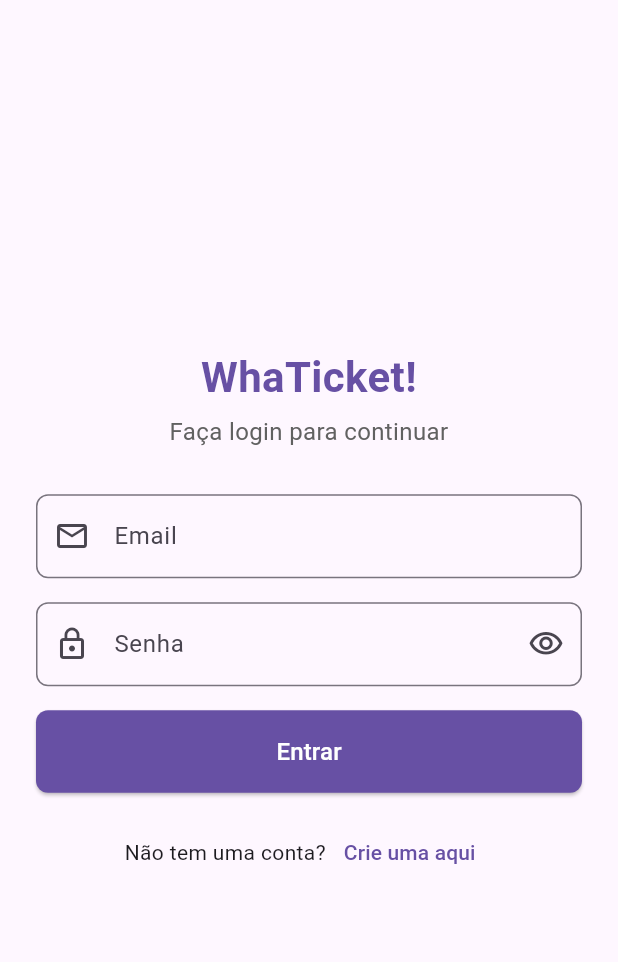
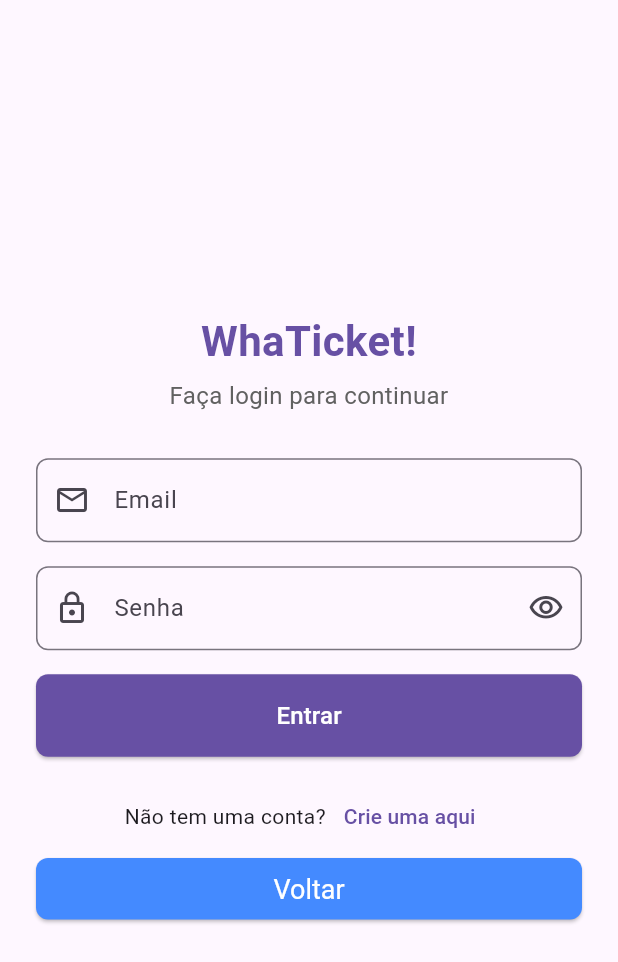
Before and after one commit to Kissimbila16/whathicket, a Flutter app: the screen it shows after launch, after a tap on "Ir para Login", on a phone screen of 412 x 824 dp. Shown: the top 962 px of the screen. Run offline on Flutter 3.47's test engine with Material 3 defaults, Android fonts, the light colour scheme and no system bars.

Commit message:
feat:add pagina incial

```diff
--- a/lib/src/home/home.dart
+++ b/lib/src/home/home.dart
@@ -6,35 +6,50 @@
   @override
   Widget build(BuildContext context) {
     return Scaffold(
-      appBar: AppBar(title: const Text('Home')),
+      backgroundColor: Colors.grey[200], // Um fundo cinza claro
       body: Center(
+        child: Padding(
+          padding: const EdgeInsets.all(32.0), // Adiciona um espaçamento ao redor do conteúdo
           child: Column(
             mainAxisAlignment: MainAxisAlignment.center,
+            crossAxisAlignment: CrossAxisAlignment.center, // Centraliza os elementos horizontalmente
             children: <Widget>[
               const Text(
+                'WhaTicket!',
+                style: TextStyle(
+                  fontSize: 36.0,
+                  fontWeight: FontWeight.bold,
+                  color: Colors.blueAccent, // Cor do texto principal
+                ),
+              ),
+              const SizedBox(height: 8.0),
+              const Text(
                 'Bem-vindo à Página Inicial!',
-              style: TextStyle(fontSize: 24.0),
+                style: TextStyle(fontSize: 16.0, color: Colors.grey),
+              ),
+              const SizedBox(height: 40.0),
+              ElevatedButton(
+                onPressed: () => Navigator.pushNamed(context, '/login'),
+                style: ElevatedButton.styleFrom(
+                  backgroundColor: Colors.blueAccent, // Cor de fundo do botão
+                  foregroundColor: Colors.white, // Cor do texto do botão
+                  padding: const EdgeInsets.symmetric(horizontal: 40.0, vertical: 16.0),
+                  shape: RoundedRectangleBorder(
+                    borderRadius: BorderRadius.circular(8.0), // Bordas arredondadas
+                  ),
+                  textStyle: const TextStyle(fontSize: 18.0),
+                ),
+                child: const Text('Ir para Login'),
               ),
               const SizedBox(height: 20.0),
-            ElevatedButton(
-              onPressed: () => Navigator.pushNamed(context, '/login'),
-              child: const Text('Ir para Login'),
+              // Você pode adicionar mais widgets aqui, como um logo ou uma imagem
+              // Exemplo de um logo (certifique-se de ter o asset configurado no pubspec.yaml)
+              // Image.asset(
+              //   'assets/logo.png',
+              //   height: 100.0,
+              // ),
+            ],
           ),
-            const SizedBox(height: 10.0),
-            ElevatedButton(
-              onPressed: () {
-                // Adicione a lógica para outra ação aqui
-                print('Botão de Ação Pressionado!');
-              },
-              child: const Text('Realizar Ação'),
-            ),
-            const SizedBox(height: 10.0),
-            const Text(
-              'Este é um texto adicional na página inicial.',
-              style: TextStyle(fontSize: 16.0, color: Colors.grey),
-              textAlign: TextAlign.center,
-            ),
-          ],
         ),
       ),
     );
--- a/lib/src/login/login.dart
+++ b/lib/src/login/login.dart
@@ -210,8 +210,23 @@
                       },
                       child: const Text('Crie uma aqui'),
                     ),
+
                   ],
+
                 ),
+                       ElevatedButton(
+                onPressed: () => Navigator.pushNamed(context, '/'),
+                style: ElevatedButton.styleFrom(
+                  backgroundColor: Colors.blueAccent, // Cor de fundo do botão
+                  foregroundColor: Colors.white, // Cor do texto do botão
+                  padding: const EdgeInsets.symmetric(horizontal: 20.0, vertical: 10.0),
+                  shape: RoundedRectangleBorder(
+                    borderRadius: BorderRadius.circular(8.0), // Bordas arredondadas
+                  ),
+                  textStyle: const TextStyle(fontSize: 18.0),
+                ),
+                child: const Text('Voltar'),
+              ),
               ],
             ),
           ),
```
Also changed, not shown: lib/assets/607e8239dce2892113cc7a572fe475a5_1024_1024.webp (added). Lines whose indentation alone changed are shown as unchanged.
